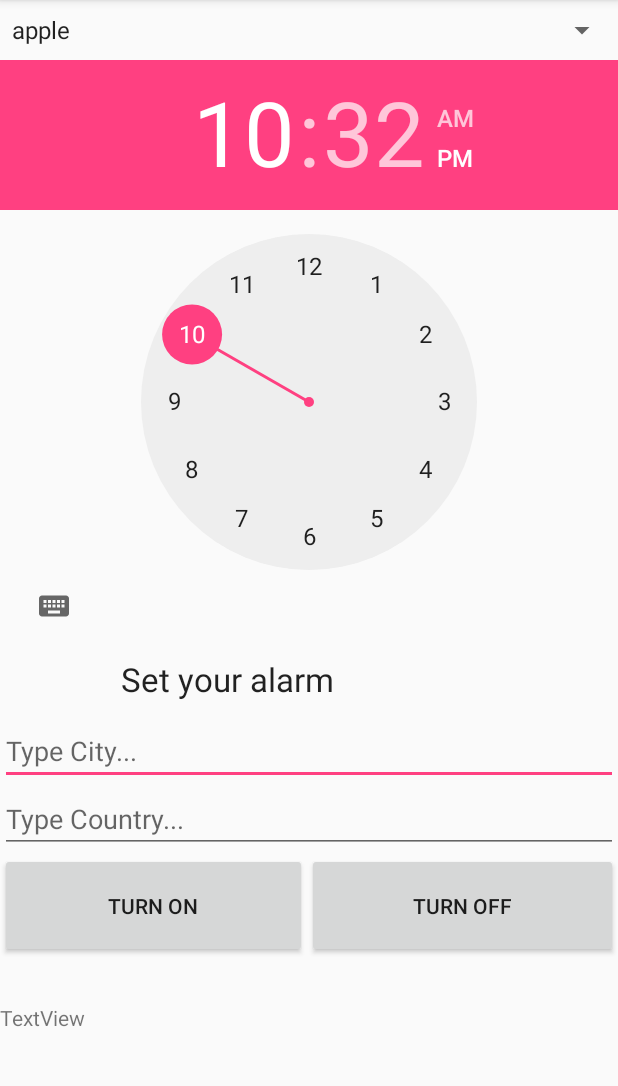
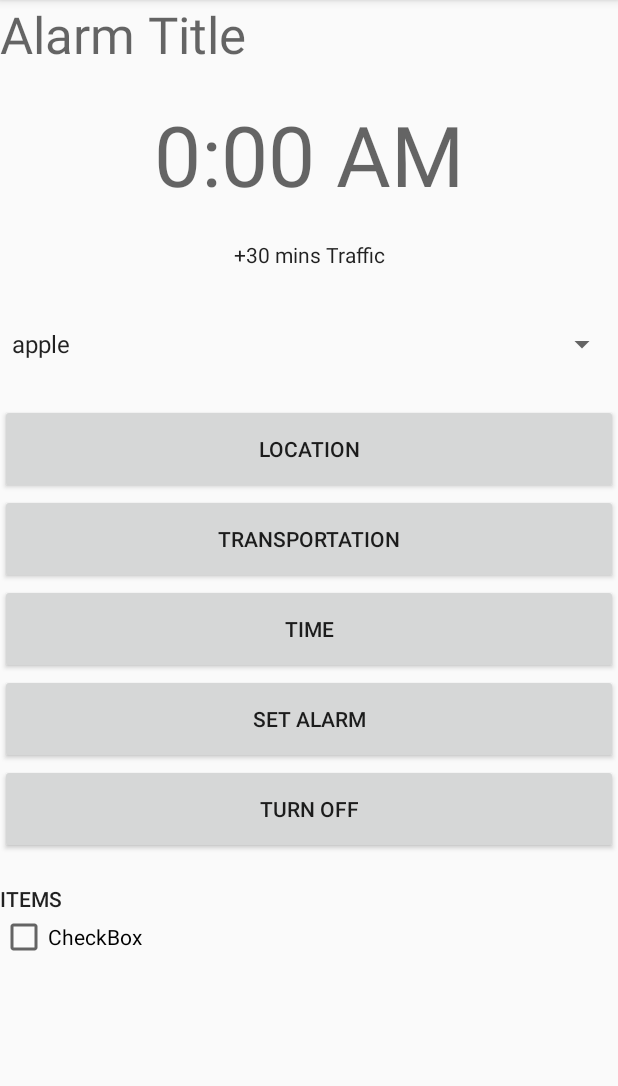
Before and after one commit to imnavin/AlarmComp, an Android app: the screen it shows after launch (MainActivity_clk), on a phone screen of 412 x 824 dp, the part 84-1170 px from its top. Run offline under Robolectric (Android 15) with nearby library versions, the light colour scheme and no system bars; 13 statements that could not run were skipped.

Commit message:
Changed UI and added the TimePickerDialog and the PlaceAutocompleteIntent to respective buttons.

```diff
--- a/app/src/main/java/com/example/asustest/assistme/MainActivity_clk.java
+++ b/app/src/main/java/com/example/asustest/assistme/MainActivity_clk.java
@@ -5,6 +5,7 @@ import android.os.AsyncTask;
 import android.app.PendingIntent;
 import android.content.Context;
 import android.content.Intent;
+import android.support.v4.app.DialogFragment;
 import android.support.v7.app.AppCompatActivity;
 import android.os.Bundle;
 import android.util.Log;
@@ -29,6 +30,7 @@ import com.google.android.gms.common.api.Status;
 import com.google.android.gms.location.places.AutocompleteFilter;
 import com.google.android.gms.location.places.Place;
 import com.google.android.gms.location.places.ui.PlaceAutocomplete;
+import com.google.android.gms.maps.model.LatLng;
 
 import java.text.DateFormat;
 import java.text.ParseException;
@@ -57,6 +59,8 @@ public class MainActivity_clk extends AppCompatActivity implements AdapterView.O
     EditText city,country;
     String parsedata="";
 
+    int t_hours, t_mins;
+
     //Weather >>>>>>>>>>>>>>>>>>>>>>>
     private boolean weatherCondition;
     private String myAppId = "dcb6553bfccc040683d9917eedd6cfbe";
@@ -65,6 +69,7 @@ public class MainActivity_clk extends AppCompatActivity implements AdapterView.O
 
     //Maps >>>>>>>>>>>>>>>>>>>>>>>>>>
     int PLACE_AUTOCOMPLETE_REQUEST_CODE = 1;
+    LatLng dest, current;
 
     @Override
     protected void onCreate(Bundle savedInstanceState) {
@@ -73,31 +78,13 @@ public class MainActivity_clk extends AppCompatActivity implements AdapterView.O
         this.context = this;
 
         alarm_manager = (AlarmManager)getSystemService(ALARM_SERVICE);
-        alarm_time_picker = (TimePicker)findViewById(R.id.timePicker);
-        update_text = (TextView)findViewById(R.id.update_alarm);
+        //alarm_time_picker = (TimePicker)findViewById(R.id.timePicker);
+        //update_text = (TextView)findViewById(R.id.update_alarm);
         final Calendar calendar = Calendar.getInstance(); //Create an instance of the calendar
         final Intent my_intent = new Intent(this.context, Alarm_Receiver.class);//Create an intent to the alarm receiver class
 
-        country=(EditText)findViewById(R.id.txt_Country);
-        city=(EditText)findViewById(R.id.txt_City);
-
-        // AUTOCOMPLETE FRAGMENT
-        try {
-            AutocompleteFilter typeFilter = new AutocompleteFilter.Builder()
-                    .setCountry("LK")
-                    .build();
-
-            Intent intent =
-                    new PlaceAutocomplete.IntentBuilder(PlaceAutocomplete.MODE_OVERLAY)
-                            .setFilter(typeFilter)
-                            .build(this);
-            startActivityForResult(intent, PLACE_AUTOCOMPLETE_REQUEST_CODE);
-        } catch (GooglePlayServicesRepairableException e) {
-            // TODO: Handle the error.
-        } catch (GooglePlayServicesNotAvailableException e) {
-            // TODO: Handle the error.
-        }
-
+        //country=(EditText)findViewById(R.id.txt_Country);
+        //city=(EditText)findViewById(R.id.txt_City);
 
         //WEATHER >>>>>>>>>>>>>>>>>>>>>
         renderWeatherData("Colombo,LK");
@@ -117,6 +104,7 @@ public class MainActivity_clk extends AppCompatActivity implements AdapterView.O
         spinner.setOnItemSelectedListener(this);
 
 
+        //turn_on
         Button alarm_on = (Button)findViewById(R.id.alarm_on);
 
         //Create an onclick listener to start the alarm
@@ -178,6 +166,7 @@ public class MainActivity_clk extends AppCompatActivity implements AdapterView.O
         });
 
 
+        //turn_off
         Button alarm_off = (Button)findViewById(R.id.alarm_off);
         alarm_off.setOnClickListener(new View.OnClickListener() {
             @Override
@@ -213,6 +202,7 @@ public class MainActivity_clk extends AppCompatActivity implements AdapterView.O
         if (requestCode == PLACE_AUTOCOMPLETE_REQUEST_CODE) {
             if (resultCode == RESULT_OK) {
                 Place place = PlaceAutocomplete.getPlace(this, data);
+                dest = place.getLatLng();
                 Log.i("Destination", "Place: " + place.getName());
             } else if (resultCode == PlaceAutocomplete.RESULT_ERROR) {
                 Status status = PlaceAutocomplete.getStatus(this, data);
@@ -235,6 +225,45 @@ public class MainActivity_clk extends AppCompatActivity implements AdapterView.O
         WeatherTask weatherTask = new WeatherTask();
         weatherTask.execute(new String[]{city+"&appid="+myAppId}); //FIX if needed
         //weatherTask.execute(new String[]{city+"&appid=dcb6553bfccc040683d9917eedd6cfbe"});
+
+    }
+
+    public void onClick(View view) {
+
+        switch (view.getId()){
+
+            case R.id.btn_location:
+            {
+                // AUTOCOMPLETE FRAGMENT
+                try {
+                    AutocompleteFilter typeFilter = new AutocompleteFilter.Builder()
+                            .setCountry("LK")
+                            .build();
+
+                    Intent intent =
+                            new PlaceAutocomplete.IntentBuilder(PlaceAutocomplete.MODE_OVERLAY)
+                                    .setFilter(typeFilter)
+                                    .build(this);
+                    startActivityForResult(intent, PLACE_AUTOCOMPLETE_REQUEST_CODE);
+                } catch (GooglePlayServicesRepairableException e) {
+                    // TODO: Handle the error.
+                } catch (GooglePlayServicesNotAvailableException e) {
+                    // TODO: Handle the error.
+                }
+            }
+            break;
+
+            case R.id.btn_time:
+            {
+                DialogFragment newFragment = new MyTimePicker();
+                newFragment.show(getSupportFragmentManager(), "timePicker");
+
+                MyTimePicker myTimePicker = new MyTimePicker();
+
+                t_hours = myTimePicker.getHours();
+                t_mins = myTimePicker.getMins();
+            }
+        }
 
     }
 
--- /dev/null
+++ b/app/src/main/java/com/example/asustest/assistme/MyTimePicker.java
@@ -0,0 +1,49 @@
+package com.example.asustest.assistme;
+
+import android.app.Dialog;
+import android.app.TimePickerDialog;
+import android.os.Bundle;
+import android.support.annotation.NonNull;
+import android.support.v4.app.DialogFragment;
+import android.text.format.DateFormat;
+import android.widget.TimePicker;
+
+import java.util.Calendar;
+
+/**
+ * Created by navin on 10/17/2017.
+ */
+
+public class MyTimePicker extends DialogFragment implements TimePickerDialog.OnTimeSetListener {
+
+    int hours;
+    int mins;
+
+    @NonNull
+    @Override
+    public Dialog onCreateDialog(Bundle savedInstanceState) {
+        // Use the current time as the default values for the picker
+        final Calendar c = Calendar.getInstance();
+        int hour = c.get(Calendar.HOUR_OF_DAY);
+        int minute = c.get(Calendar.MINUTE);
+
+        // Create a new instance of TimePickerDialog and return it
+        return new TimePickerDialog(getActivity(), this, hour, minute,
+                DateFormat.is24HourFormat(getActivity()));
+    }
+
+    @Override
+    public void onTimeSet(TimePicker view, int hourOfDay, int minute) {
+
+        hours = hourOfDay;
+        mins = minute;
+    }
+
+    public int getHours(){
+        return hours;
+    }
+
+    public int getMins(){
+        return mins;
+    }
+}
--- a/app/src/main/res/layout/activity_main_clk.xml
+++ b/app/src/main/res/layout/activity_main_clk.xml
@@ -11,71 +11,101 @@
         android:layout_height="wrap_content"
         android:orientation="vertical">
 
+        <TextView
+            android:id="@+id/alarm_title"
+            android:layout_width="match_parent"
+            android:layout_height="wrap_content"
+            android:text="Alarm Title"
+            android:textAppearance="@style/TextAppearance.AppCompat.Display1" />
+
+        <Space
+            android:layout_width="match_parent"
+            android:layout_height="20dp" />
+
+        <TextView
+            android:id="@+id/alarm_time"
+            android:layout_width="match_parent"
+            android:layout_height="wrap_content"
+            android:text="0:00 AM"
+            android:textAlignment="center"
+            android:textAppearance="@style/TextAppearance.AppCompat.Display3" />
+
+        <Space
+            android:layout_width="match_parent"
+            android:layout_height="20dp" />
+
+        <TextView
+            android:id="@+id/alarm_how"
+            android:layout_width="match_parent"
+            android:layout_height="wrap_content"
+            android:text="+30 mins Traffic"
+            android:textAlignment="center"
+            android:textAppearance="@style/TextAppearance.AppCompat.Body1" />
+
+        <Space
+            android:layout_width="match_parent"
+            android:layout_height="20dp" />
+
         <Spinner
             android:id="@+id/spinner"
             android:layout_width="match_parent"
-            android:layout_height="40dp" />
+            android:layout_height="60dp" />
 
-        <TimePicker
-            android:id="@+id/timePicker"
+        <Space
             android:layout_width="match_parent"
-            android:layout_height="wrap_content" />
+            android:layout_height="10dp" />
 
-        <TextView
-            android:id="@+id/update_alarm"
-            android:layout_width="250dp"
-            android:layout_height="30dp"
-            android:layout_gravity="center"
-            android:layout_marginTop="10dp"
-            android:text="Set your alarm"
-            android:textAppearance="@android:style/TextAppearance.Material.Large" />
+        <Button
+            android:id="@+id/btn_location"
+            android:layout_width="match_parent"
+            android:layout_height="60dp"
+            android:onClick="onClick"
+            android:text="Location" />
 
-        <EditText
-            android:id="@+id/txt_City"
+        <Button
+            android:id="@+id/btn_transport"
             android:layout_width="match_parent"
-            android:layout_height="wrap_content"
-            android:layout_marginTop="10dp"
-            android:ems="10"
-            android:hint="Type City..."
-            android:inputType="textPersonName" />
+            android:layout_height="60dp"
+            android:onClick="onClick"
+            android:text="Transportation" />
 
-        <EditText
-            android:id="@+id/txt_Country"
+        <Button
+            android:id="@+id/btn_time"
             android:layout_width="match_parent"
-            android:layout_height="wrap_content"
-            android:ems="10"
-            android:hint="Type Country..."
-            android:inputType="textPersonName" />
-
-        <LinearLayout
-            android:layout_width="match_parent"
-            android:layout_height="match_parent"
-            android:layout_marginBottom="10dp"
-            android:orientation="horizontal">
+            android:layout_height="60dp"
+            android:onClick="onClick"
+            android:text="Time" />
 
         <Button
             android:id="@+id/alarm_on"
-                android:layout_width="wrap_content"
-                android:layout_height="70dp"
-                android:layout_weight="1"
+            android:layout_width="match_parent"
+            android:layout_height="60dp"
             android:onClick="turn_on"
-                android:text="Turn on" />
+            android:text="Set alarm" />
 
         <Button
             android:id="@+id/alarm_off"
-                android:layout_width="wrap_content"
-                android:layout_height="70dp"
-                android:layout_weight="1"
+            android:layout_width="match_parent"
+            android:layout_height="60dp"
             android:onClick="turn_off"
             android:text="Turn off" />
-        </LinearLayout>
+
+        <Space
+            android:layout_width="match_parent"
+            android:layout_height="20dp" />
 
         <TextView
-            android:id="@+id/textView"
+            android:id="@+id/textView9"
             android:layout_width="match_parent"
             android:layout_height="wrap_content"
-            android:text="TextView"
-            android:layout_marginTop="20dp"/>
+            android:text="Items"
+            android:textAppearance="@style/TextAppearance.AppCompat.Button" />
+
+        <CheckBox
+            android:id="@+id/checkBox"
+            android:layout_width="match_parent"
+            android:layout_height="wrap_content"
+            android:text="CheckBox" />
 
     </LinearLayout>
 
--- a/app/src/main/res/layout/activity_maps.xml
+++ b/app/src/main/res/layout/activity_maps.xml
@@ -31,6 +31,13 @@
             android:onClick="goSearch"
             android:text="Nearest Station" />
 
+        <fragment
+            android:id="@+id/place_autocomplete_fragment"
+            android:layout_width="match_parent"
+            android:layout_height="wrap_content"
+            android:name="com.google.android.gms.location.places.ui.PlaceAutocompleteFragment"
+            />
+
     </LinearLayout>
 
 </ScrollView>
```
Lines whose indentation alone changed are shown as unchanged.
